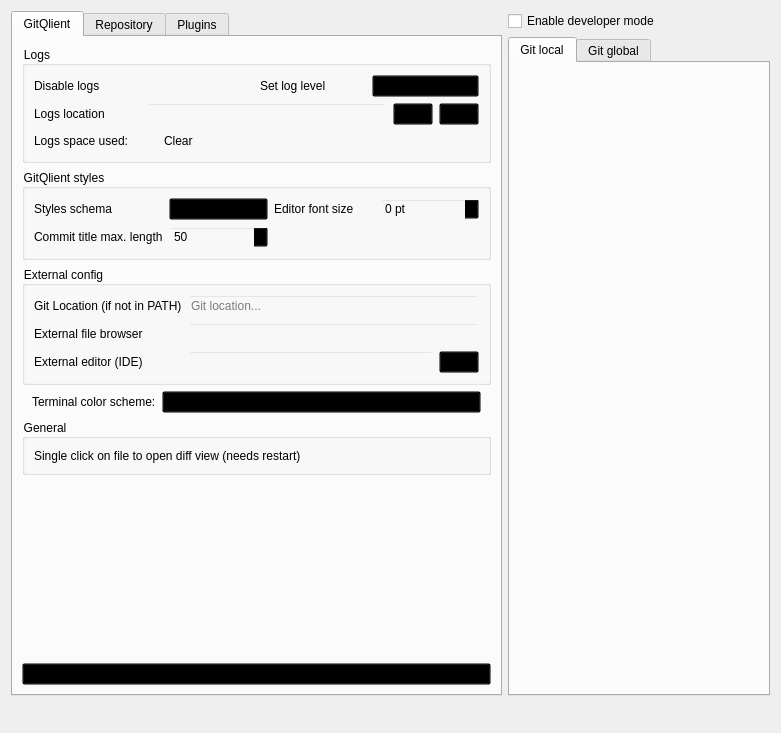
Above: src/big_widgets/ConfigWidget.ui from francescmm/GitQlient before the change. Below: the same form after it.
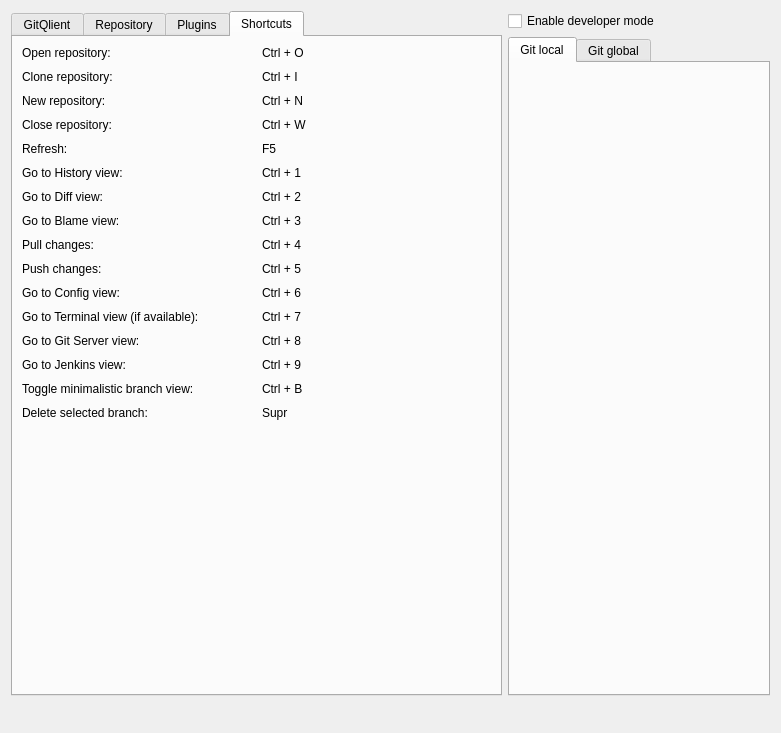
That is the form after the change. The open tabs and pages were chosen to show the change. Icons and pictures are not drawn. Custom widgets are drawn as their Qt base class.

Commit message: Adding shortcuts in config view

Diff of the .ui file:
```diff
--- a/src/big_widgets/ConfigWidget.ui
+++ b/src/big_widgets/ConfigWidget.ui
@@ -1161,6 +1161,253 @@
        </item>
       </layout>
      </widget>
+     <widget class="QWidget" name="tab">
+      <attribute name="title">
+       <string>Shortcuts</string>
+      </attribute>
+      <layout class="QGridLayout" name="gridLayout_7">
+       <property name="spacing">
+        <number>10</number>
+       </property>
+       <item row="10" column="1">
+        <widget class="QLabel" name="label_56">
+         <property name="text">
+          <string>Ctrl + 5</string>
+         </property>
+        </widget>
+       </item>
+       <item row="16" column="1">
+        <widget class="QLabel" name="label_63">
+         <property name="text">
+          <string>Ctrl + 9</string>
+         </property>
+        </widget>
+       </item>
+       <item row="0" column="1">
+        <widget class="QLabel" name="label_36">
+         <property name="text">
+          <string>Ctrl + O</string>
+         </property>
+        </widget>
+       </item>
+       <item row="14" column="1">
+        <widget class="QLabel" name="label_58">
+         <property name="text">
+          <string>Ctrl + 7</string>
+         </property>
+        </widget>
+       </item>
+       <item row="13" column="0">
+        <widget class="QLabel" name="label_49">
+         <property name="text">
+          <string>Go to Config view:</string>
+         </property>
+        </widget>
+       </item>
+       <item row="14" column="0">
+        <widget class="QLabel" name="label_50">
+         <property name="text">
+          <string>Go to Terminal view (if available):</string>
+         </property>
+        </widget>
+       </item>
+       <item row="6" column="0">
+        <widget class="QLabel" name="label_41">
+         <property name="text">
+          <string>Go to Diff view:</string>
+         </property>
+        </widget>
+       </item>
+       <item row="2" column="1">
+        <widget class="QLabel" name="label_44">
+         <property name="text">
+          <string>Ctrl + N</string>
+         </property>
+        </widget>
+       </item>
+       <item row="0" column="0">
+        <widget class="QLabel" name="label_35">
+         <property name="text">
+          <string>Open repository:</string>
+         </property>
+        </widget>
+       </item>
+       <item row="13" column="1">
+        <widget class="QLabel" name="label_57">
+         <property name="text">
+          <string>Ctrl + 6</string>
+         </property>
+        </widget>
+       </item>
+       <item row="4" column="0">
+        <widget class="QLabel" name="label_48">
+         <property name="text">
+          <string>Refresh:</string>
+         </property>
+        </widget>
+       </item>
+       <item row="18" column="0">
+        <widget class="QLabel" name="label_65">
+         <property name="text">
+          <string>Delete selected branch:</string>
+         </property>
+        </widget>
+       </item>
+       <item row="18" column="1">
+        <widget class="QLabel" name="label_66">
+         <property name="text">
+          <string>Supr</string>
+         </property>
+        </widget>
+       </item>
+       <item row="15" column="1">
+        <widget class="QLabel" name="label_64">
+         <property name="text">
+          <string>Ctrl + 8</string>
+         </property>
+        </widget>
+       </item>
+       <item row="10" column="0">
+        <widget class="QLabel" name="label_47">
+         <property name="text">
+          <string>Push changes:</string>
+         </property>
+        </widget>
+       </item>
+       <item row="5" column="0">
+        <widget class="QLabel" name="label_40">
+         <property name="text">
+          <string>Go to History view:</string>
+         </property>
+        </widget>
+       </item>
+       <item row="3" column="1">
+        <widget class="QLabel" name="label_45">
+         <property name="text">
+          <string>Ctrl + W</string>
+         </property>
+        </widget>
+       </item>
+       <item row="6" column="1">
+        <widget class="QLabel" name="label_53">
+         <property name="text">
+          <string>Ctrl + 2</string>
+         </property>
+        </widget>
+       </item>
+       <item row="9" column="0">
+        <widget class="QLabel" name="label_46">
+         <property name="text">
+          <string>Pull changes:</string>
+         </property>
+        </widget>
+       </item>
+       <item row="5" column="1">
+        <widget class="QLabel" name="label_52">
+         <property name="text">
+          <string>Ctrl + 1</string>
+         </property>
+        </widget>
+       </item>
+       <item row="15" column="0">
+        <widget class="QLabel" name="label_59">
+         <property name="text">
+          <string>Go to Git Server view:</string>
+         </property>
+        </widget>
+       </item>
+       <item row="4" column="1">
+        <widget class="QLabel" name="label_51">
+         <property name="text">
+          <string>F5</string>
+         </property>
+        </widget>
+       </item>
+       <item row="8" column="0">
+        <widget class="QLabel" name="label_42">
+         <property name="text">
+          <string>Go to Blame view:</string>
+         </property>
+        </widget>
+       </item>
+       <item row="2" column="0">
+        <widget class="QLabel" name="label_38">
+         <property name="text">
+          <string>New repository:</string>
+         </property>
+        </widget>
+       </item>
+       <item row="8" column="1">
+        <widget class="QLabel" name="label_54">
+         <property name="text">
+          <string>Ctrl + 3</string>
+         </property>
+        </widget>
+       </item>
+       <item row="1" column="0">
+        <widget class="QLabel" name="label_37">
+         <property name="text">
+          <string>Clone repository:</string>
+         </property>
+        </widget>
+       </item>
+       <item row="1" column="1">
+        <widget class="QLabel" name="label_43">
+         <property name="text">
+          <string>Ctrl + I</string>
+         </property>
+        </widget>
+       </item>
+       <item row="17" column="0">
+        <widget class="QLabel" name="label_61">
+         <property name="text">
+          <string>Toggle minimalistic branch view:</string>
+         </property>
+        </widget>
+       </item>
+       <item row="17" column="1">
+        <widget class="QLabel" name="label_62">
+         <property name="text">
+          <string>Ctrl + B</string>
+         </property>
+        </widget>
+       </item>
+       <item row="16" column="0">
+        <widget class="QLabel" name="label_60">
+         <property name="text">
+          <string>Go to Jenkins view:</string>
+         </property>
+        </widget>
+       </item>
+       <item row="3" column="0">
+        <widget class="QLabel" name="label_39">
+         <property name="text">
+          <string>Close repository:</string>
+         </property>
+        </widget>
+       </item>
+       <item row="9" column="1">
+        <widget class="QLabel" name="label_55">
+         <property name="text">
+          <string>Ctrl + 4</string>
+         </property>
+        </widget>
+       </item>
+       <item row="19" column="0">
+        <spacer name="verticalSpacer">
+         <property name="orientation">
+          <enum>Qt::Vertical</enum>
+         </property>
+         <property name="sizeHint" stdset="0">
+          <size>
+           <width>20</width>
+           <height>40</height>
+          </size>
+         </property>
+        </spacer>
+       </item>
+      </layout>
+     </widget>
     </widget>
    </item>
   </layout>
```
Left out of the diff: 4 changed lines with no effect on the pictures.
